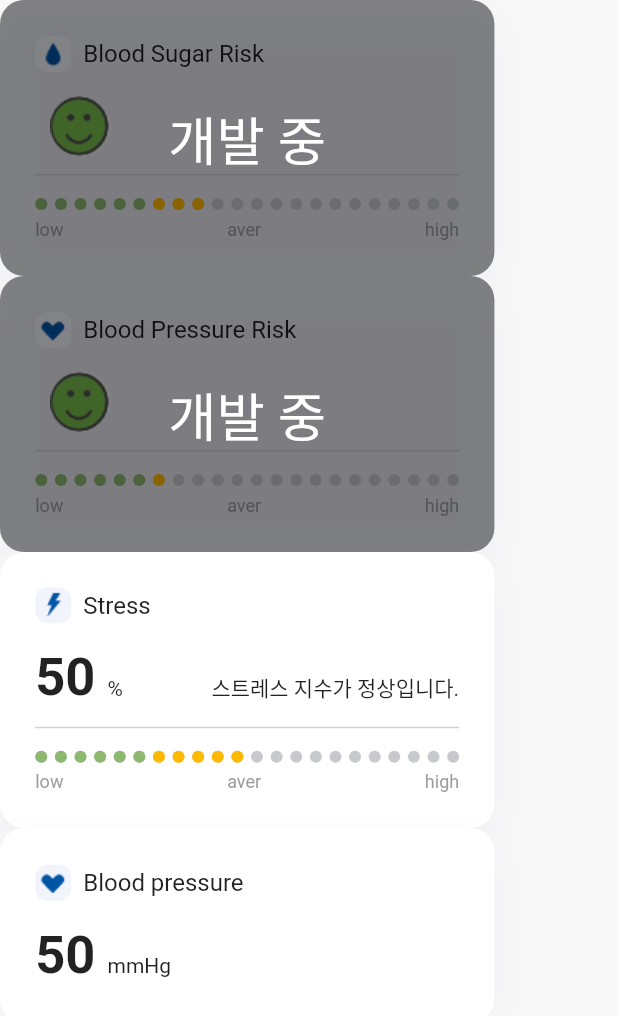
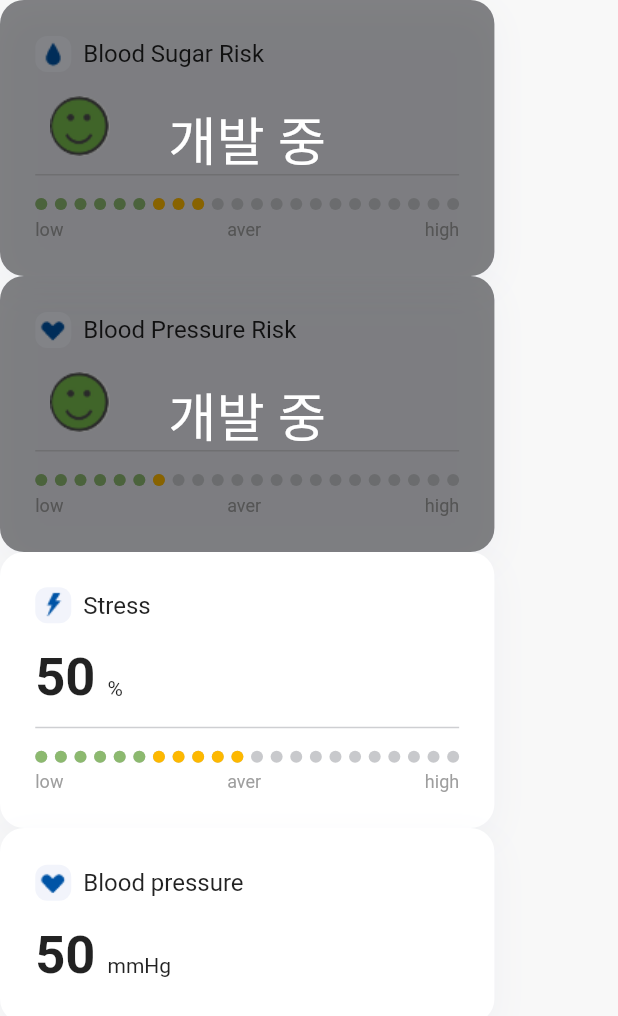
Before and after one commit to hconnectdx/hcm_core, a Flutter app: the screen it shows after launch, on a phone screen of 412 x 824 dp. Shown: the top 1016 px of the screen. Run offline on Flutter 3.47's test engine with Material 2 defaults, Android fonts, the phone set to English and light mode, and no system bars; our stand-ins replace flutter_blue_plus, get, plugin_platform_interface; missing offline and left inert: dart:html; Roboto replaces fonts that are missing (SpoqaHanSansNeo).

Commit message:
- 캡션 수정

```diff
--- a/lib/hcm_core.dart
+++ b/lib/hcm_core.dart
@@ -19,6 +19,10 @@ class HcmCoreBle extends FlutterBluePlus {
     return FlutterBluePlus.startScan(
         timeout: Duration(seconds: timeout),
         androidUsesFineLocation: Platform.isAndroid);
+  }
+
+  static void stopScan() {
+    FlutterBluePlus.stopScan();
   }
 
   static final isScanning = FlutterBluePlus.isScanning;
--- a/lib/utils/enum_health_index.dart
+++ b/lib/utils/enum_health_index.dart
@@ -48,7 +48,7 @@ extension HealthIndexExtension on HealthIndex {
       case HealthIndex.Stress:
         return '%';
       case HealthIndex.Activity:
-        return 'Kcal';
+        return 'kcal';
       default:
         return '';
     }
--- a/lib/utils/translation.dart
+++ b/lib/utils/translation.dart
@@ -30,6 +30,7 @@ class AppTranslation extends Translations {
           // Discovery View
           'bluetooth_connect': 'Connect Bluetooth',
           'bluetooth_connect_device': 'Bluetooth Devices',
+          'bluetooth_connected_device': 'Connected Device',
           'pin_code_information': 'Pin number can be checked on the band',
           'pin_code_information_sub':
               'How to enter PIN number screen: Band home screen > Settings > Bluetooth',
@@ -74,6 +75,7 @@ class AppTranslation extends Translations {
           // DiscoveryView
           'bluetooth_connect': '블루투스 연동',
           'bluetooth_connect_device': '블루투스 연동 디바이스',
+          'bluetooth_connected_device': '연결된 디바이스',
           'pin_code_information': '핀 번호는 밴드에서 확인 가능합니다',
           'pin_code_information_sub': '핀번호 화면 진입 방법 : 밴드 홈화면 > 설정 > 블루투스',
 
--- a/lib/widget/card_blood_sugar_risk.dart
+++ b/lib/widget/card_blood_sugar_risk.dart
@@ -213,6 +213,8 @@ class CardWidget {
         ),
         if (healthIndex == HealthIndex.Stress && parsedValue != "0")
           _buildStressMsg(int.parse(parsedValue)),
+        if (healthIndex == HealthIndex.Activity && parsedValue != "0")
+          _buildActivityMsg(int.parse(parsedValue)),
       ],
     );
   }
@@ -221,11 +223,20 @@ class CardWidget {
     var stressMsg = "";
     if (value >= 70) {
       stressMsg = "스트레스 지수가 높습니다.";
-    } else {
-      stressMsg = "스트레스 지수가 정상입니다.";
     }
     return Text(
       stressMsg,
+      style: TextStyle(fontSize: 14.0),
+    );
+  }
+
+  static Widget _buildActivityMsg(int value) {
+    var activityMsg = "저강도 운동";
+    // if (value >= 70) {
+    //   stressMsg = "스트레스 지수가 높습니다.";
+    // }
+    return Text(
+      activityMsg,
       style: TextStyle(fontSize: 14.0),
     );
   }
```
